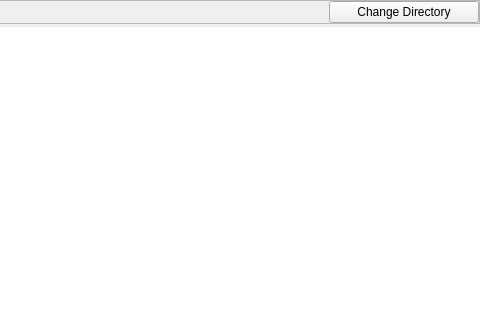
Before: the Qt Designer form utilities/templates/fileBrowser.ui in csparkresearch/ExpEYES17-Qt, drawn with Qt 5; both pictures show x 224 to 704 and y 0 to 320 of the 704 by 512 pixel window.
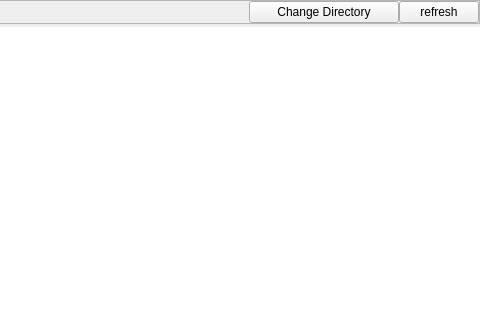
After: the same form once the commit is applied.

Patch:
```diff
--- a/utilities/templates/fileBrowser.ui
+++ b/utilities/templates/fileBrowser.ui
@@ -64,6 +64,25 @@
         </property>
        </widget>
       </item>
+      <item>
+       <widget class="QPushButton" name="dirChange_2">
+        <property name="minimumSize">
+         <size>
+          <width>0</width>
+          <height>0</height>
+         </size>
+        </property>
+        <property name="maximumSize">
+         <size>
+          <width>80</width>
+          <height>30</height>
+         </size>
+        </property>
+        <property name="text">
+         <string>refresh</string>
+        </property>
+       </widget>
+      </item>
      </layout>
     </widget>
    </item>
```
Left out of the diff: 21 changed lines with no effect on the pictures.
